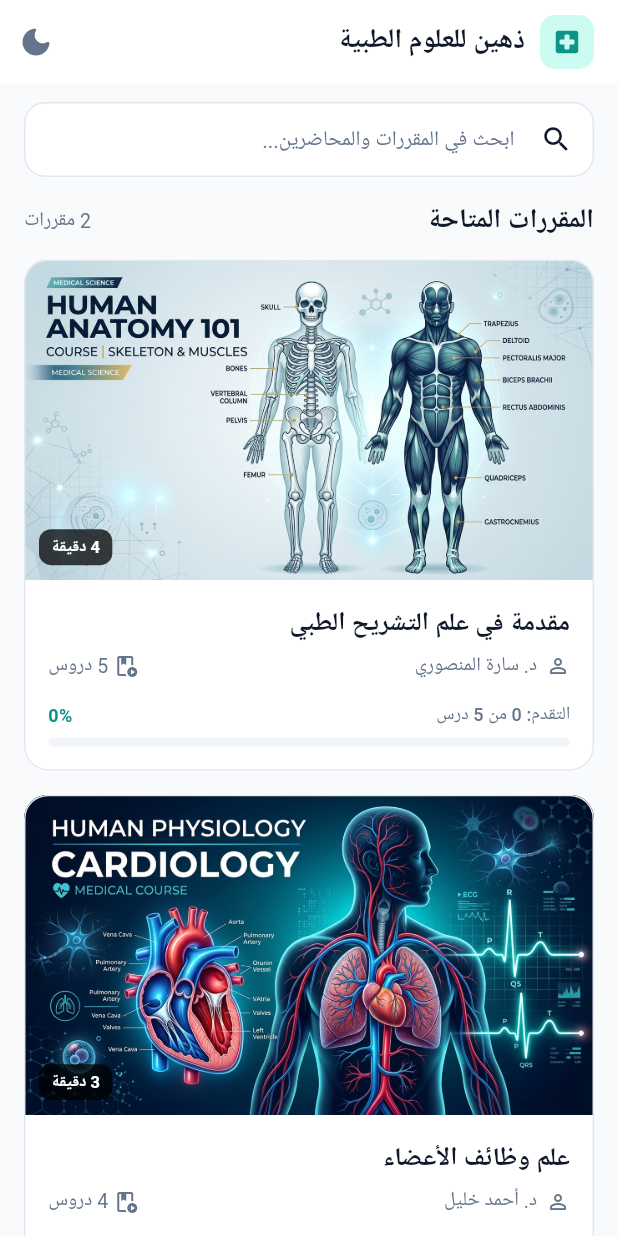
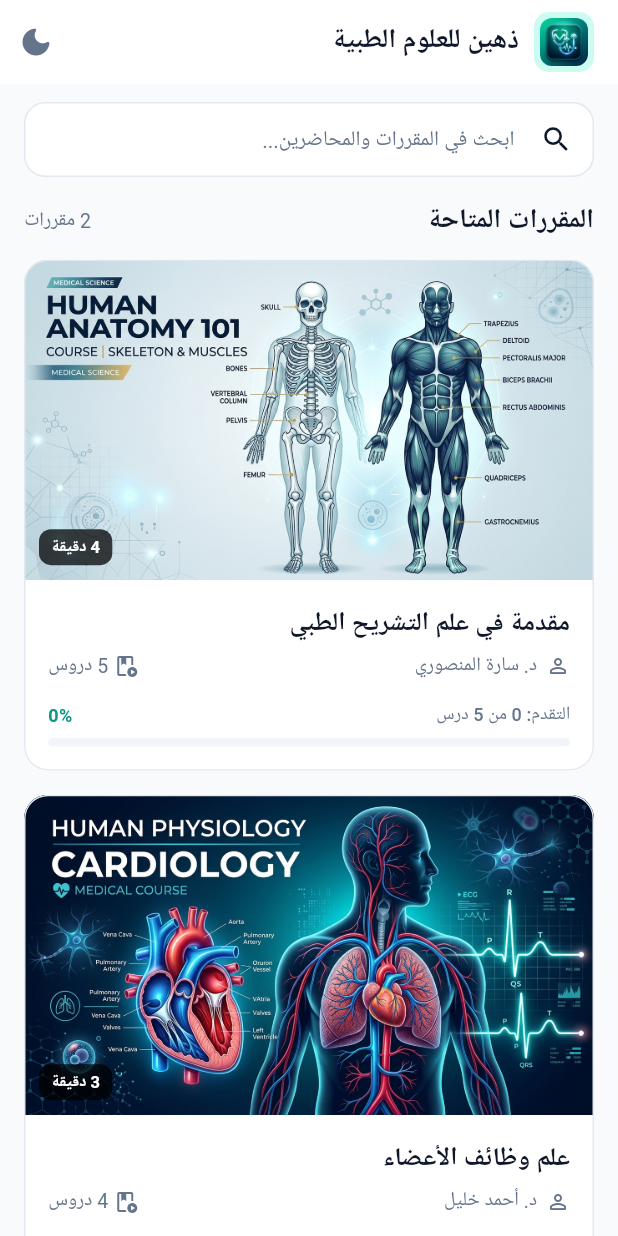
Before and after one commit to MakariosFared/Thaheen-lms, a Flutter app: the screen it shows after launch, on a phone screen of 412 x 824 dp. Run offline on Flutter 3.47's test engine with Material 3 defaults, Android fonts, the light colour scheme and no system bars; our stand-ins replace equatable, flutter_bloc, go_router, hive_flutter, video_player; accounts and stored records are empty.

Commit message:
add icon for app and change the app name

```diff
--- a/lib/presentation/screens/courses_screen.dart
+++ b/lib/presentation/screens/courses_screen.dart
@@ -40,15 +40,24 @@ class _CoursesScreenState extends State<CoursesScreen> {
         title: Row(
           children: [
             Container(
-              padding: const EdgeInsets.all(8),
+              padding: const EdgeInsets.all(4),
               decoration: BoxDecoration(
                 color: AppColors.primaryLight,
                 borderRadius: BorderRadius.circular(10),
               ),
-              child: const Icon(
-                Icons.local_hospital_rounded,
-                color: AppColors.primary,
-                size: 20,
+              child: ClipRRect(
+                borderRadius: BorderRadius.circular(8),
+                child: Image.asset(
+                  'assets/images/app_logo.png',
+                  width: 32,
+                  height: 32,
+                  fit: BoxFit.cover,
+                  errorBuilder: (context, error, stackTrace) => const Icon(
+                    Icons.local_hospital_rounded,
+                    color: AppColors.primary,
+                    size: 24,
+                  ),
+                ),
               ),
             ),
             const SizedBox(width: 10),
```
Also changed, not shown: assets/images/app_logo.png (added), 29 other files.
